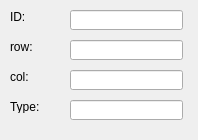
Before: the Qt Designer form GameDemonstrator/HexItemInfoDialog.ui in raubwuerger/StrategicGameProject, drawn with Qt 5.
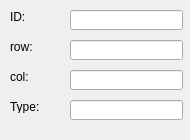
After: the same form once the commit is applied.

What changed in the file:
```diff
--- a/GameDemonstrator/HexItemInfoDialog.ui
+++ b/GameDemonstrator/HexItemInfoDialog.ui
@@ -6,10 +6,16 @@
    <rect>
     <x>0</x>
     <y>0</y>
-    <width>198</width>
+    <width>190</width>
     <height>140</height>
    </rect>
   </property>
+  <property name="minimumSize">
+   <size>
+    <width>190</width>
+    <height>0</height>
+   </size>
+  </property>
   <property name="windowTitle">
    <string>HexItemInfoDialog</string>
   </property>
```
